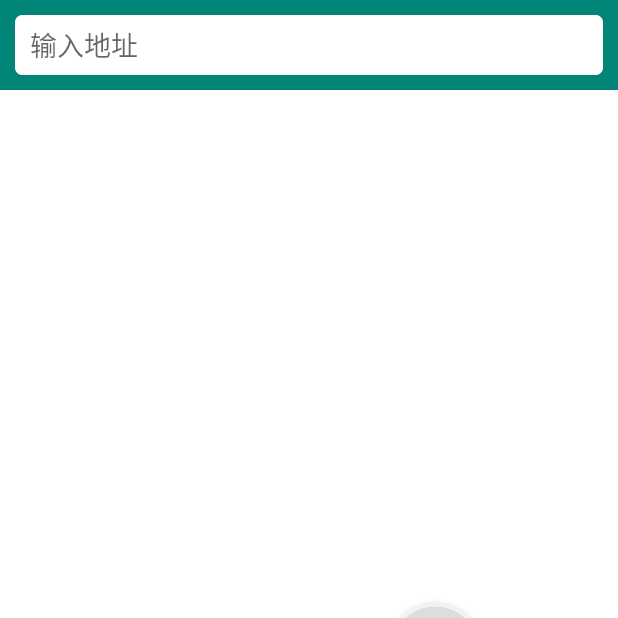
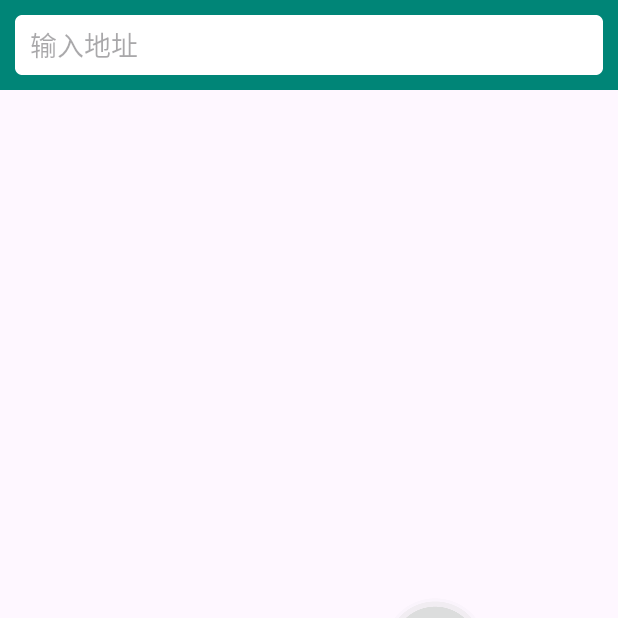
Before and after one commit to zhang123-sys/SunnyWeather, an Android app: the screen it shows after launch (MainActivity), on a phone screen of 412 x 824 dp, the top half of it. Run offline under Robolectric (Android 15) with nearby library versions, the light colour scheme and no system bars.

```diff
--- a/app/src/main/res/values/themes.xml
+++ b/app/src/main/res/values/themes.xml
@@ -1,7 +1,7 @@
 <resources xmlns:tools="http://schemas.android.com/tools">
     <!-- Base application theme. -->
-<!--    <style name="Base.Theme.SunnyWeather" parent="Theme.Material3.DayNight.NoActionBar">-->
-    <style name="Base.Theme.SunnyWeather" parent="Theme.MaterialComponents.DayNight.NoActionBar">
+    <style name="Base.Theme.SunnyWeather" parent="Theme.Material3.DayNight.NoActionBar">
+<!--    <style name="Base.Theme.SunnyWeather" parent="Theme.MaterialComponents.DayNight.NoActionBar">-->
         <!-- Customize your light theme here. -->
         <!-- <item name="colorPrimary">@color/my_light_primary</item> -->
     </style>
```
